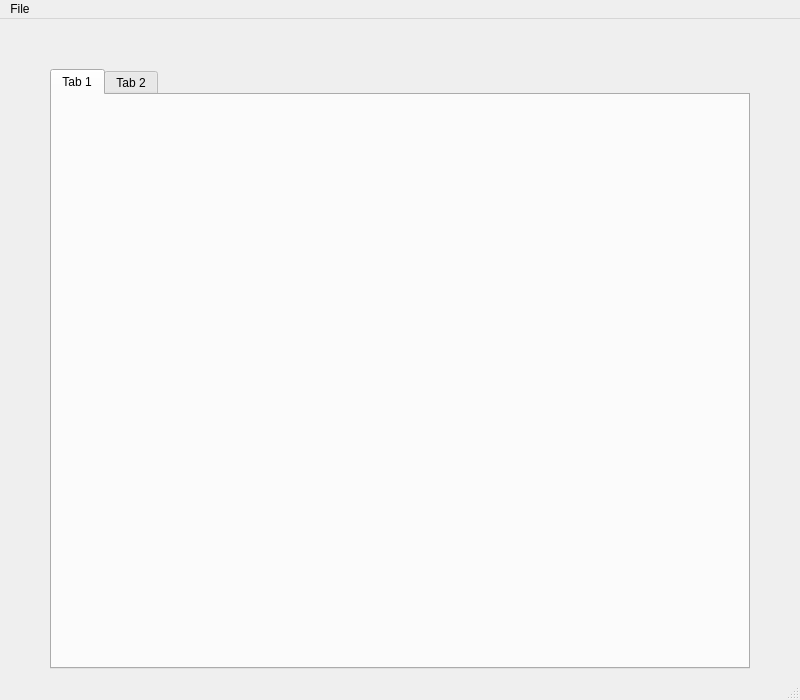
Old version of the form demoapp.ui in the repository crknuchu/internship.
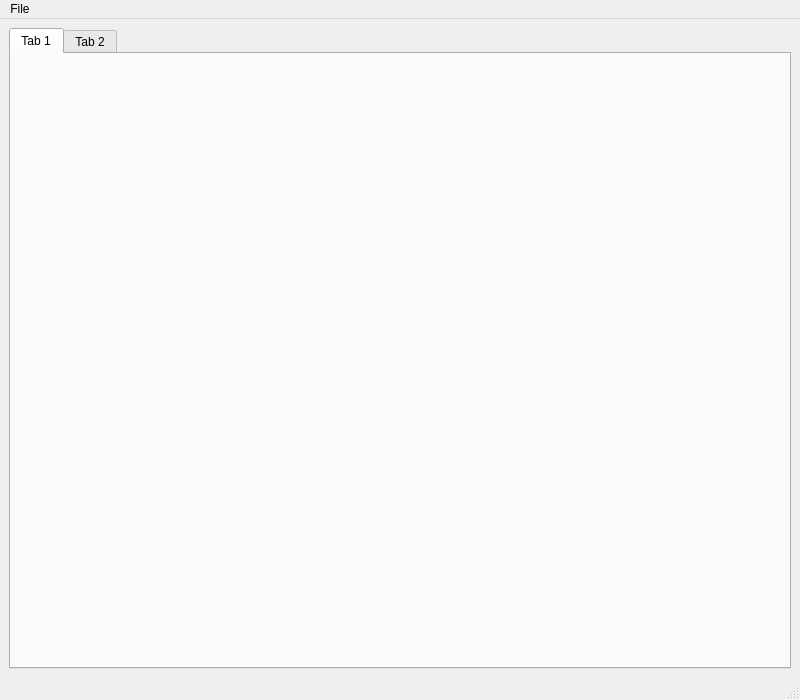
New version of the form.

Commit message: mainwindow is now resizable

What changed in the file:
```diff
--- a/demoapp.ui
+++ b/demoapp.ui
@@ -14,15 +14,9 @@
    <string>Demo Aplication</string>
   </property>
   <widget class="QWidget" name="centralwidget">
+   <layout class="QVBoxLayout" name="verticalLayout">
+    <item>
    <widget class="QTabWidget" name="tabWidget">
-    <property name="geometry">
-     <rect>
-      <x>50</x>
-      <y>50</y>
-      <width>700</width>
-      <height>600</height>
-     </rect>
-    </property>
     <widget class="QWidget" name="tab">
      <attribute name="title">
       <string>Tab 1</string>
@@ -34,6 +28,8 @@
      </attribute>
     </widget>
    </widget>
+    </item>
+   </layout>
   </widget>
   <widget class="QMenuBar" name="menubar">
    <property name="geometry">
```
Lines whose indentation alone changed are shown as unchanged. The commit also changes 1 other file.
